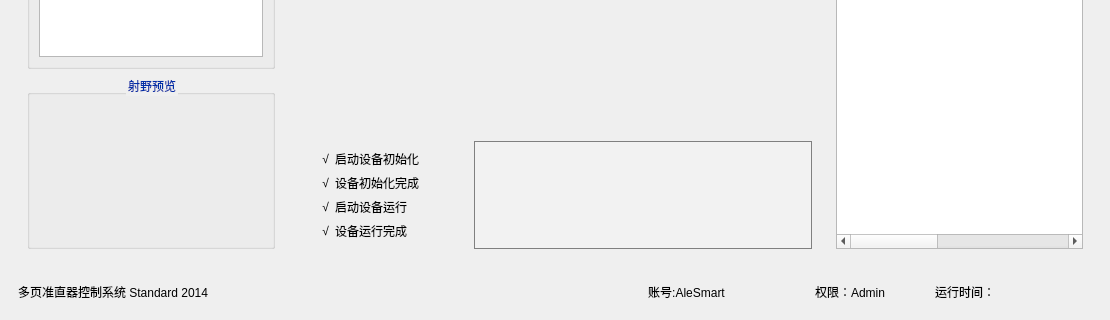
EdwardTj/MLC-Controller, file mainwindow.ui: the form before one commit; both pictures show x 0 to 1110 and y 461 to 781 of the 1110 by 781 pixel window.
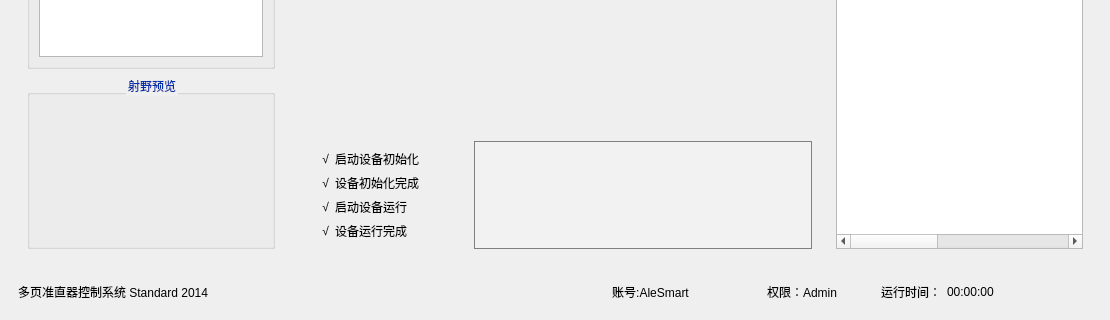
The form after the commit.

Commit message: ADD：添加运行时间显示Label

```diff
--- a/mainwindow.ui
+++ b/mainwindow.ui
@@ -525,7 +525,7 @@
       <property name="autoFillBackground">
        <bool>true</bool>
       </property>
-      <layout class="QHBoxLayout" name="horizontalLayout_2" stretch="2,5,2,2,2">
+      <layout class="QHBoxLayout" name="horizontalLayout_2" stretch="2,5,2,2,0,2">
        <item>
         <widget class="QLabel" name="softVersion">
          <property name="text">
@@ -571,6 +571,13 @@
          <property name="text">
           <string>运行时间：</string>
          </property>
+        </widget>
+       </item>
+       <item>
+        <widget class="QLabel" name="runtime">
+         <property name="text">
+          <string>00:00:00</string>
+         </property>
          <property name="alignment">
           <set>Qt::AlignmentFlag::AlignLeading|Qt::AlignmentFlag::AlignLeft|Qt::AlignmentFlag::AlignVCenter</set>
          </property>
```
Left out of the diff: 2 changed lines with no effect on the pictures. The commit also changes 2 other files.
